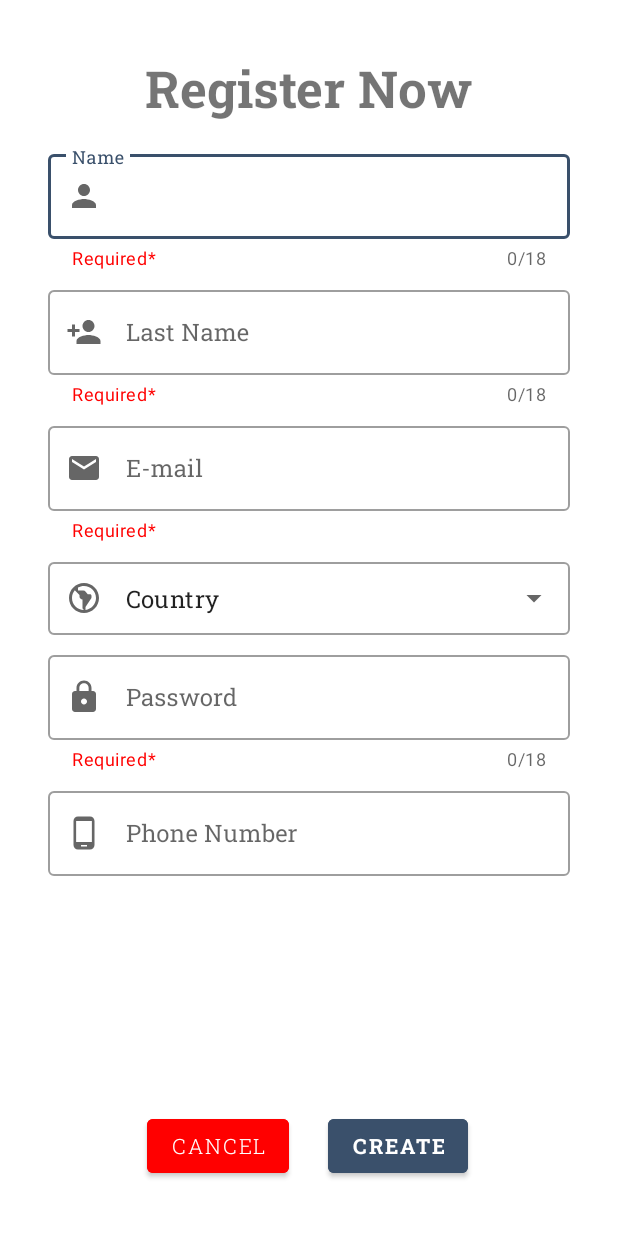
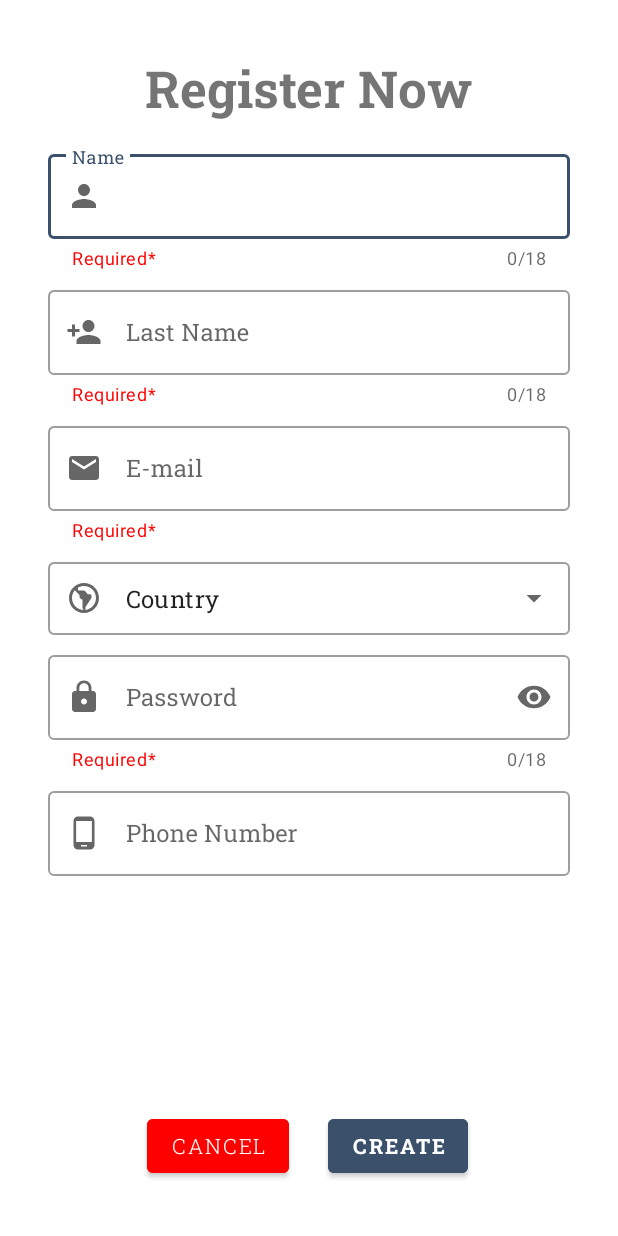
Before and after one commit to Sohail1011/Admin-Android, an Android app: the RegisterActivity screen opened directly, with no data from a screen before it, on a phone screen of 412 x 824 dp. Run offline under Robolectric (Android 15) with nearby library versions, the phone set to English and light mode, and no system bars.

Commit message:
eigth change

```diff
--- /dev/null
+++ b/app/src/main/res/drawable/custom_button.xml
@@ -0,0 +1,6 @@
+<?xml version="1.0" encoding="utf-8"?>
+<shape xmlns:android="http://schemas.android.com/apk/res/android"
+    android:shape="rectangle">
+    <stroke android:width="0sp" />
+    <corners android:radius="45dp" />
+</shape>
--- a/app/src/main/res/layout/activity_register.xml
+++ b/app/src/main/res/layout/activity_register.xml
@@ -31,6 +31,7 @@
         android:hint="@string/name"
         app:counterEnabled="true"
         app:counterMaxLength="18"
+        app:endIconMode="clear_text"
         app:helperText="@string/required"
         app:helperTextTextColor="@color/red"
         app:layout_constraintEnd_toEndOf="parent"
@@ -43,6 +44,7 @@
             android:layout_width="match_parent"
             android:layout_height="wrap_content"
             android:fontFamily="@font/roboto_slab"
+            android:inputType="textPersonName"
             android:maxLength="18"
             android:textColorHint="#757575" />
     </com.google.android.material.textfield.TextInputLayout>
@@ -58,6 +60,7 @@
         android:hint="@string/last_name"
         app:counterEnabled="true"
         app:counterMaxLength="18"
+        app:endIconMode="clear_text"
         app:helperText="@string/required"
         app:helperTextTextColor="@color/red"
         app:layout_constraintEnd_toEndOf="parent"
@@ -70,6 +73,7 @@
             android:layout_width="match_parent"
             android:layout_height="wrap_content"
             android:fontFamily="@font/roboto_slab"
+            android:inputType="textPersonName"
             android:maxLength="18"
             android:textColorHint="#757575" />
 
@@ -85,6 +89,7 @@
         android:layout_marginEnd="32dp"
         android:hint="@string/e_mail"
         app:counterEnabled="false"
+        app:endIconMode="clear_text"
         app:helperText="@string/required"
         app:helperTextTextColor="@color/red"
         app:layout_constraintEnd_toEndOf="parent"
@@ -136,6 +141,7 @@
         android:hint="@string/password"
         app:counterEnabled="true"
         app:counterMaxLength="18"
+        app:endIconMode="password_toggle"
         app:helperText="@string/required"
         app:helperTextTextColor="@color/red"
         app:layout_constraintEnd_toEndOf="parent"
@@ -161,6 +167,7 @@
         android:layout_marginTop="8dp"
         android:layout_marginEnd="32dp"
         android:hint="@string/phone_number"
+        app:endIconMode="clear_text"
         app:layout_constraintEnd_toEndOf="parent"
         app:layout_constraintStart_toStartOf="parent"
         app:layout_constraintTop_toBottomOf="@+id/inpPassword"
--- a/app/src/main/res/values/strings.xml
+++ b/app/src/main/res/values/strings.xml
@@ -1,6 +1,6 @@
 <resources>
     <string name="app_name">Admin</string>
-    <string name="welcome">Welcome</string>
+    <string name="welcome">The Sun</string>
     <string name="e_mail">E-mail</string>
     <string name="password">Password</string>
     <string name="longin">Long In</string>
```
Also changed, not shown: app/src/main/res/drawable/ic_sun.xml (added, +10 -0 lines), app/src/main/res/layout/activity_main.xml (+16 -0 lines), 1 other file.
